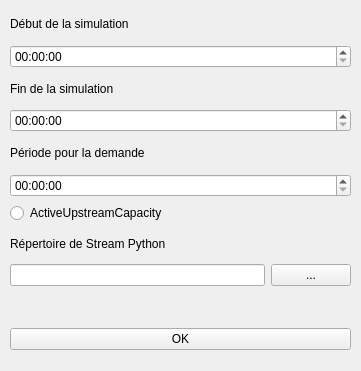
First picture: the form in qstream/forms/General_widget.ui, repository AureClai/qstream, before the edit.
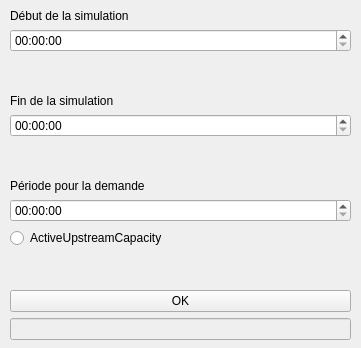
Second picture: the form after the edit.

```diff
--- a/qstream/forms/General_widget.ui
+++ b/qstream/forms/General_widget.ui
@@ -7,7 +7,7 @@
     <x>0</x>
     <y>0</y>
     <width>361</width>
-    <height>371</height>
+    <height>348</height>
    </rect>
   </property>
   <property name="windowTitle">
@@ -19,7 +19,7 @@
      <x>10</x>
      <y>9</y>
      <width>341</width>
-     <height>341</height>
+     <height>331</height>
     </rect>
    </property>
    <layout class="QVBoxLayout" name="verticalLayout">
@@ -37,6 +37,19 @@
       </property>
      </widget>
     </item>
+    <item>
+     <spacer name="verticalSpacer_2">
+      <property name="orientation">
+       <enum>Qt::Vertical</enum>
+      </property>
+      <property name="sizeHint" stdset="0">
+       <size>
+        <width>20</width>
+        <height>40</height>
+       </size>
+      </property>
+     </spacer>
+    </item>
     <item>
      <widget class="QLabel" name="label_2">
       <property name="text">
@@ -51,6 +64,19 @@
       </property>
      </widget>
     </item>
+    <item>
+     <spacer name="verticalSpacer">
+      <property name="orientation">
+       <enum>Qt::Vertical</enum>
+      </property>
+      <property name="sizeHint" stdset="0">
+       <size>
+        <width>20</width>
+        <height>40</height>
+       </size>
+      </property>
+     </spacer>
+    </item>
     <item>
      <widget class="QLabel" name="label_3">
       <property name="text">
@@ -79,35 +105,17 @@
      </widget>
     </item>
     <item>
-     <widget class="QLabel" name="label_4">
-      <property name="text">
-       <string>Répertoire de Stream Python</string>
+     <spacer name="verticalSpacer_3">
+      <property name="orientation">
+       <enum>Qt::Vertical</enum>
       </property>
-     </widget>
-    </item>
-    <item>
-     <layout class="QHBoxLayout" name="horizontalLayout">
-      <item>
-       <widget class="QLineEdit" name="streamDir_LE"/>
-      </item>
-      <item>
-       <widget class="QPushButton" name="getDir_PB">
-        <property name="text">
-         <string>...</string>
-        </property>
-       </widget>
-      </item>
-     </layout>
-    </item>
-    <item>
-     <widget class="QLabel" name="message_LE">
-      <property name="styleSheet">
-       <string notr="true">color: rgb(255, 0, 0);</string>
+      <property name="sizeHint" stdset="0">
+       <size>
+        <width>20</width>
+        <height>40</height>
+       </size>
       </property>
-      <property name="text">
-       <string/>
-      </property>
-     </widget>
+     </spacer>
     </item>
     <item>
      <widget class="QPushButton" name="ok_button">
@@ -116,6 +124,22 @@
       </property>
      </widget>
     </item>
+    <item>
+     <widget class="QLineEdit" name="message_LE">
+      <property name="enabled">
+       <bool>false</bool>
+      </property>
+      <property name="mouseTracking">
+       <bool>false</bool>
+      </property>
+      <property name="acceptDrops">
+       <bool>false</bool>
+      </property>
+      <property name="autoFillBackground">
+       <bool>false</bool>
+      </property>
+     </widget>
+    </item>
    </layout>
   </widget>
  </widget>
```
